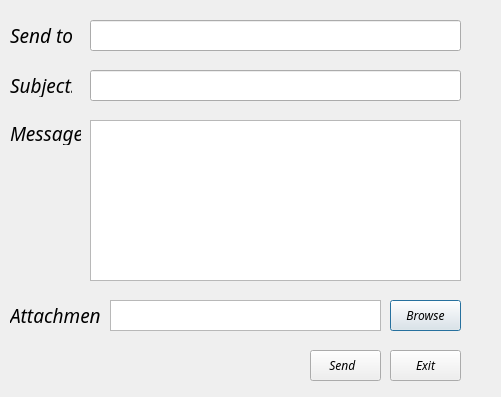
Before: the Qt Designer form Descan/forms/dialogmail.ui in ratspeaker/descan, drawn with Qt 5.
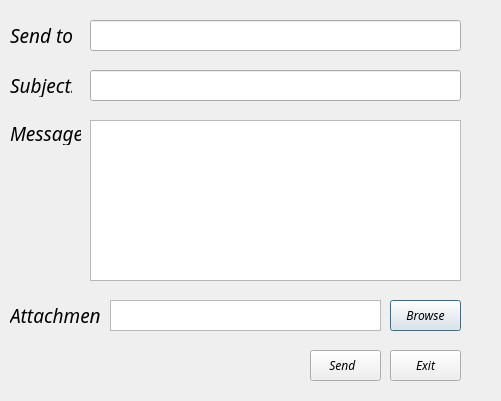
After: the same form once the commit is applied. Icons and pictures are not drawn.

The edit to the form file:
```diff
--- a/Descan/forms/dialogmail.ui
+++ b/Descan/forms/dialogmail.ui
@@ -7,7 +7,7 @@
     <x>0</x>
     <y>0</y>
     <width>501</width>
-    <height>397</height>
+    <height>401</height>
    </rect>
   </property>
   <property name="windowTitle">
```
